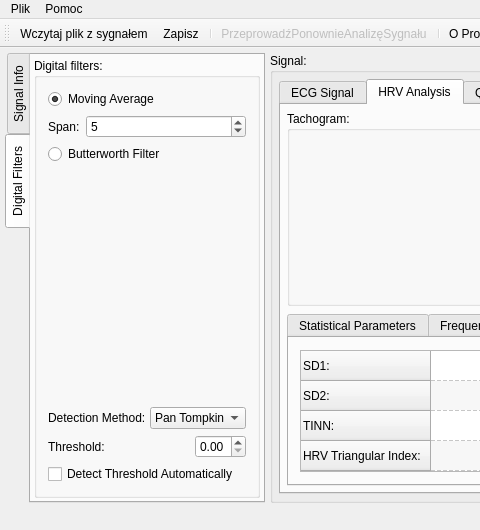
This is ecganalyzer.ui in mateuszbaran/ECG-analyzer as Qt 5 draws it before an edit; both pictures show x 0 to 480 and y 0 to 530 of the 862 by 530 pixel window. The edited form follows.
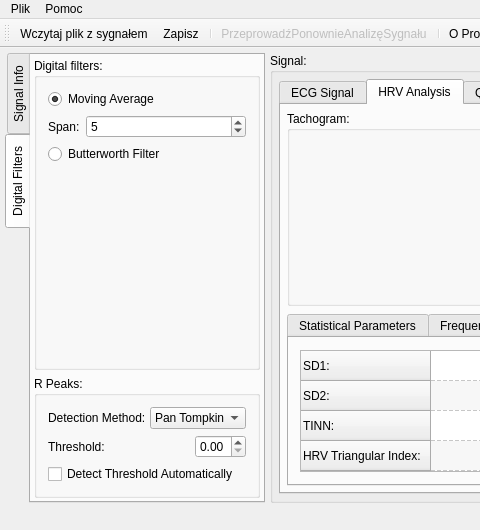
This is the edited form. The open tabs and pages were chosen to show the change. Icons and pictures are not drawn. Custom widgets are drawn as their Qt base class.

Commit message: (+) GUI: R-Peaks (+) GUI: HRT -> QTableView (TODO: dodać checkbox on/off wyświetlania danych na wykresie

```diff
--- a/ecganalyzer.ui
+++ b/ecganalyzer.ui
@@ -349,6 +349,9 @@
                <property name="orientation">
                 <enum>Qt::Vertical</enum>
                </property>
+               <property name="sizeType">
+                <enum>QSizePolicy::Expanding</enum>
+               </property>
                <property name="sizeHint" stdset="0">
                 <size>
                  <width>20</width>
@@ -357,6 +360,15 @@
                </property>
               </spacer>
              </item>
+            </layout>
+           </widget>
+          </item>
+          <item>
+           <widget class="QGroupBox" name="groupBox_4">
+            <property name="title">
+             <string>R Peaks:</string>
+            </property>
+            <layout class="QHBoxLayout" name="horizontalLayout_10">
              <item>
               <layout class="QVBoxLayout" name="verticalLayout_7">
                <property name="topMargin">
```
Left out of the diff: 5 changed lines with no effect on the pictures.
